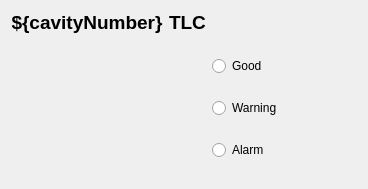
The window that Derikka/EmbeddedSingleCavity.ui (slaclab/cavityDisplay) describes before a commit, drawn with Qt 5.
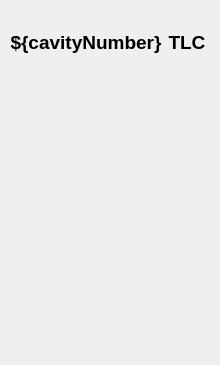
The same window after the commit. Custom widgets are drawn as their Qt base class.

```diff
--- a/Derikka/EmbeddedSingleCavity.ui
+++ b/Derikka/EmbeddedSingleCavity.ui
@@ -6,12 +6,12 @@
    <rect>
     <x>0</x>
     <y>0</y>
-    <width>368</width>
-    <height>189</height>
+    <width>220</width>
+    <height>365</height>
    </rect>
   </property>
   <property name="sizePolicy">
-   <sizepolicy hsizetype="Preferred" vsizetype="Preferred">
+   <sizepolicy hsizetype="MinimumExpanding" vsizetype="MinimumExpanding">
     <horstretch>0</horstretch>
     <verstretch>0</verstretch>
    </sizepolicy>
@@ -19,19 +19,82 @@
   <property name="windowTitle">
    <string>Form</string>
   </property>
-  <layout class="QFormLayout" name="formLayout">
-   <item row="0" column="0">
-    <layout class="QGridLayout" name="gridLayout" rowstretch="0,0">
+  <widget class="QWidget" name="verticalLayoutWidget">
+   <property name="geometry">
+    <rect>
+     <x>10</x>
+     <y>10</y>
+     <width>196</width>
+     <height>136</height>
+    </rect>
+   </property>
+   <layout class="QVBoxLayout" name="verticalLayout">
      <property name="sizeConstraint">
       <enum>QLayout::SetDefaultConstraint</enum>
      </property>
-     <property name="bottomMargin">
-      <number>0</number>
-     </property>
-     <property name="horizontalSpacing">
-      <number>6</number>
-     </property>
-     <item row="1" column="0">
+    <item>
+     <layout class="QHBoxLayout" name="horizontalLayout">
+      <item>
+       <widget class="PyDMLabel" name="cavity_Number">
+        <property name="sizePolicy">
+         <sizepolicy hsizetype="MinimumExpanding" vsizetype="MinimumExpanding">
+          <horstretch>0</horstretch>
+          <verstretch>0</verstretch>
+         </sizepolicy>
+        </property>
+        <property name="font">
+         <font>
+          <pointsize>14</pointsize>
+          <weight>75</weight>
+          <bold>true</bold>
+         </font>
+        </property>
+        <property name="toolTip">
+         <string/>
+        </property>
+        <property name="accessibleName">
+         <string>${cavityNumberName}</string>
+        </property>
+        <property name="text">
+         <string>${cavityNumber}</string>
+        </property>
+        <property name="alignment">
+         <set>Qt::AlignCenter</set>
+        </property>
+       </widget>
+      </item>
+      <item>
+       <widget class="PyDMLabel" name="TLC_text">
+        <property name="sizePolicy">
+         <sizepolicy hsizetype="MinimumExpanding" vsizetype="MinimumExpanding">
+          <horstretch>0</horstretch>
+          <verstretch>0</verstretch>
+         </sizepolicy>
+        </property>
+        <property name="font">
+         <font>
+          <pointsize>14</pointsize>
+          <weight>75</weight>
+          <bold>true</bold>
+         </font>
+        </property>
+        <property name="toolTip">
+         <string/>
+        </property>
+        <property name="accessibleName">
+         <string>${TLC_Text}</string>
+        </property>
+        <property name="text">
+         <string>TLC</string>
+        </property>
+        <property name="alignment">
+         <set>Qt::AlignCenter</set>
+        </property>
+       </widget>
+      </item>
+     </layout>
+    </item>
+    <item>
       <widget class="PyDMDrawingPolygon" name="cavityShape">
        <property name="sizePolicy">
         <sizepolicy hsizetype="MinimumExpanding" vsizetype="MinimumExpanding">
@@ -78,105 +141,8 @@
        </property>
       </widget>
      </item>
-     <item row="0" column="0">
-      <layout class="QHBoxLayout" name="horizontalLayout">
-       <item>
-        <widget class="PyDMLabel" name="cavity_Number">
-         <property name="sizePolicy">
-          <sizepolicy hsizetype="Preferred" vsizetype="Preferred">
-           <horstretch>0</horstretch>
-           <verstretch>0</verstretch>
-          </sizepolicy>
-         </property>
-         <property name="font">
-          <font>
-           <pointsize>14</pointsize>
-           <weight>75</weight>
-           <bold>true</bold>
-          </font>
-         </property>
-         <property name="toolTip">
-          <string/>
-         </property>
-         <property name="accessibleName">
-          <string>${cavityNumberName}</string>
-         </property>
-         <property name="text">
-          <string>${cavityNumber}</string>
-         </property>
-         <property name="alignment">
-          <set>Qt::AlignCenter</set>
-         </property>
-        </widget>
-       </item>
-       <item>
-        <widget class="PyDMLabel" name="TLC_text">
-         <property name="sizePolicy">
-          <sizepolicy hsizetype="Preferred" vsizetype="Preferred">
-           <horstretch>0</horstretch>
-           <verstretch>0</verstretch>
-          </sizepolicy>
-         </property>
-         <property name="font">
-          <font>
-           <pointsize>14</pointsize>
-           <weight>75</weight>
-           <bold>true</bold>
-          </font>
-         </property>
-         <property name="toolTip">
-          <string/>
-         </property>
-         <property name="accessibleName">
-          <string>${TLC_Text}</string>
-         </property>
-         <property name="text">
-          <string>TLC</string>
-         </property>
-         <property name="alignment">
-          <set>Qt::AlignCenter</set>
-         </property>
-        </widget>
-       </item>
-      </layout>
-     </item>
-     <item row="1" column="1">
-      <layout class="QVBoxLayout" name="verticalLayout">
-       <item>
-        <widget class="QRadioButton" name="goodButton">
-         <property name="accessibleName">
-          <string>${loadGoodButtonName}</string>
-         </property>
-         <property name="text">
-          <string>Good</string>
-         </property>
-        </widget>
-       </item>
-       <item>
-        <widget class="QRadioButton" name="warningButton">
-         <property name="accessibleName">
-          <string>${loadWarningButtonName}</string>
-         </property>
-         <property name="text">
-          <string>Warning</string>
-         </property>
-        </widget>
-       </item>
-       <item>
-        <widget class="QRadioButton" name="alarmButton">
-         <property name="accessibleName">
-          <string>${loadAlarmButtonName}</string>
-         </property>
-         <property name="text">
-          <string>Alarm</string>
-         </property>
-        </widget>
-       </item>
-      </layout>
-     </item>
-    </layout>
-   </item>
-  </layout>
+   </layout>
+  </widget>
  </widget>
  <customwidgets>
   <customwidget>
```
Lines whose indentation alone changed are shown as unchanged.
